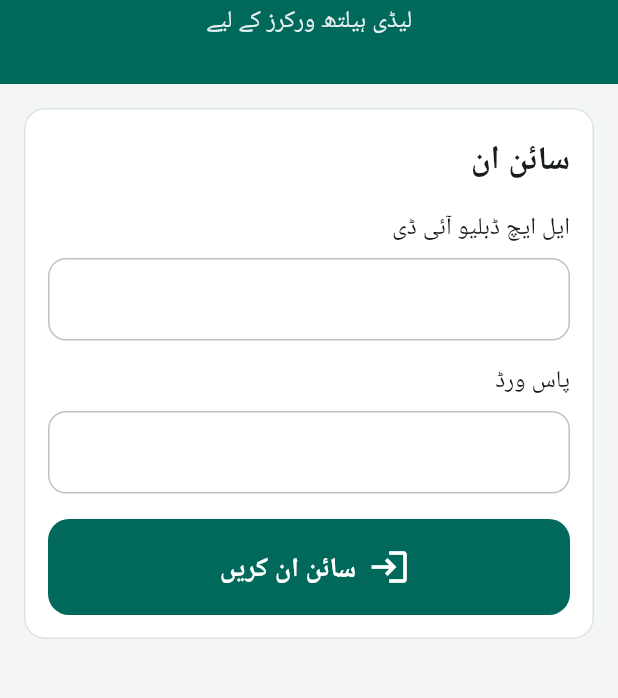
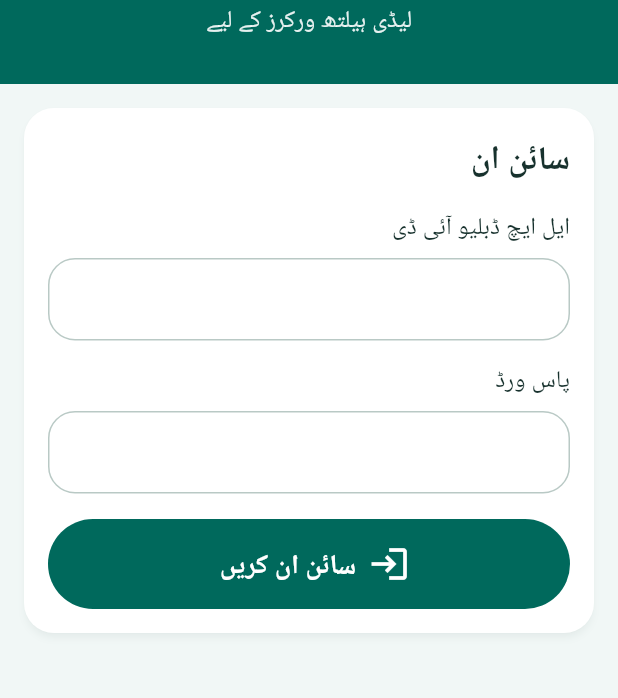
Before and after one commit to ZainAbbas-dev/MediQore, a Flutter app: the screen it shows after launch, on a phone screen of 412 x 824 dp, the part 294-992 px from its top. Run offline on Flutter 3.47's test engine with Material 3 defaults, Android fonts, the phone set to English and light mode, and no system bars; our stand-ins replace drift, drift_flutter, flutter_tts, geolocator, shared_preferences; missing offline and left inert: sqlite3; accounts and stored records are empty; generated files the repository leaves out were written again.

Commit message:
P0-2: theme and widget kit in the final Clinical Teal design
The app theme now follows the final design chosen for Phase 1 (P0-7): Clinical
Teal colours, 60 dp pill buttons, white cards with a soft shadow on the light
teal background, rounded fields, a teal app bar with rounded bottom corners,
and rounded bottom sheets and dialogs. CurvedHeader adds the design's teal
header with a back button that follows the language direction, actions such
as the settings gear and room for an overlapping card; the widget kit preview
shows it. Tests cover the header in Urdu and English on a small phone and the
theme tokens. flutter analyze is clean and all 164 tests pass.

Co-Authored-By: Claude Opus 5.5 <noreply@anthropic.com>
Claude-Session: https://claude.ai/code/session_011JDXnT2zZiFzN9dQcJjCtD

```diff
--- a/mobile/lib/l10n/app_en.arb
+++ b/mobile/lib/l10n/app_en.arb
@@ -49,6 +49,10 @@
   "kitRiskSection": "Risk levels",
   "@kitRiskSection": {
     "description": "Preview screen section heading."
+  },
+  "kitHeaderSection": "Screen header",
+  "@kitHeaderSection": {
+    "description": "Preview screen section heading for the teal header with rounded corners."
   },
   "kitSaveButton": "Save",
   "@kitSaveButton": {
--- a/mobile/lib/l10n/app_ur.arb
+++ b/mobile/lib/l10n/app_ur.arb
@@ -11,6 +11,7 @@
   "kitButtonsSection": "بٹن",
   "kitFormSection": "فارم کے خانے",
   "kitRiskSection": "خطرے کی سطح",
+  "kitHeaderSection": "اسکرین کا اوپری حصہ",
   "kitSaveButton": "محفوظ کریں",
   "kitCancelButton": "منسوخ کریں",
   "fieldName": "نام",
--- a/mobile/lib/theme/app_colors.dart
+++ b/mobile/lib/theme/app_colors.dart
@@ -1,22 +1,40 @@
 import 'package:flutter/material.dart';
 
-/// Colours shared across the app. Risk colours follow the scope's
-/// Green / Yellow / Red classification (M4).
+/// Colours shared across the app, from the final design (Clinical Teal, P0-7).
+/// Risk colours follow the scope's Green / Yellow / Red classification (M4).
 abstract final class AppColors {
-  /// The MediQore teal: app bars, primary buttons and highlights.
+  /// Clinical Teal: headers, primary buttons and highlights.
   static const Color primary = Color(0xFF00695C);
 
+  /// Dark teal: text and icons on the light teal, pressed states.
+  static const Color primaryDark = Color(0xFF004D40);
+
+  /// Light teal: avatars, icon buttons on white, selected chips.
+  static const Color primaryLight = Color(0xFFC8EDE6);
+
+  /// Very light teal: information panels inside a form.
+  static const Color primarySoft = Color(0xFFE3F2EF);
+
   /// Screen background behind the white cards.
-  static const Color background = Color(0xFFF3F6F5);
+  static const Color background = Color(0xFFF1F7F6);
 
   /// Card and field surfaces.
   static const Color surface = Colors.white;
 
-  /// Thin borders around cards and fields.
-  static const Color border = Color(0xFFDCE3E1);
+  /// Main text.
+  static const Color text = Color(0xFF17312D);
+
+  /// Dividers inside cards.
+  static const Color border = Color(0xFFE4ECEA);
+
+  /// Outline of an input field that does not have focus.
+  static const Color fieldBorder = Color(0xFFB9C9C5);
 
   /// Secondary text: labels, hints, IDs under a name.
-  static const Color mutedText = Color(0xFF5F6B69);
+  static const Color mutedText = Color(0xFF4F5E5B);
+
+  /// The soft shadow under cards and floating buttons.
+  static const Color shadow = Color(0x1F004D40);
 
   static const Color riskGreen = Color(0xFF2E7D32);
   static const Color riskYellow = Color(0xFFF9A825);
@@ -31,10 +49,10 @@ abstract final class AppColors {
   /// strong text colour, so the state is clear without alarming the LHW.
   static const Color statusOffline = Color(0xFF455A64);
   static const Color statusOfflineBackground = Color(0xFFE9EEF0);
-  static const Color statusPending = Color(0xFFB45309);
-  static const Color statusPendingBackground = Color(0xFFFFF4E0);
-  static const Color statusSynced = Color(0xFF2E7D32);
-  static const Color statusSyncedBackground = Color(0xFFE6F4EA);
+  static const Color statusPending = Color(0xFF8A4B08);
+  static const Color statusPendingBackground = Color(0xFFFFF1DC);
+  static const Color statusSynced = Color(0xFF1E6B3A);
+  static const Color statusSyncedBackground = Color(0xFFE3F4E8);
   static const Color statusProblem = Color(0xFFB3261E);
   static const Color statusProblemBackground = Color(0xFFFCE8E6);
 }
--- a/mobile/lib/theme/app_theme.dart
+++ b/mobile/lib/theme/app_theme.dart
@@ -2,9 +2,10 @@ import 'package:flutter/material.dart';
 
 import 'app_colors.dart';
 
-/// App-wide theme for field use (M3 FE-1): large touch-friendly controls in
-/// both languages (M1 FE-4), white cards on a soft background and a teal app
-/// bar.
+/// App-wide theme for field use (M3 FE-1), in the final design chosen for
+/// Phase 1 (P0-7: Clinical Teal, docs/design/phase1-screens.md): large pill
+/// buttons, white cards with a soft shadow on a light teal background, a teal
+/// header with rounded bottom corners, in both languages (M3 FE-3).
 /// - Urdu (default): Urdu letters in Jameel Noori Nastaleeq with taller lines
 ///   for Nastaliq script. Latin letters and digits inside Urdu screens (names
 ///   typed in English, IDs, numbers) use the phone's standard Latin font, so
@@ -24,17 +25,28 @@ abstract final class AppTheme {
   /// letters from being clipped.
   static const double urduLineHeight = 1.7;
 
-  /// Minimum height for buttons and other tap targets (P0-7: at least 64 dp).
-  static const double largeControlHeight = 64;
+  /// Height of the main buttons and other large tap targets (final design: 60 dp).
+  static const double largeControlHeight = 60;
 
-  /// Corner radius of cards, fields and buttons.
-  static const double radius = 14;
+  /// Corner radius of cards.
+  static const double radius = 20;
+
+  /// Corner radius of input fields.
+  static const double fieldRadius = 18;
+
+  /// Corner radius of the bottom of a teal header and the top of a bottom sheet.
+  static const double headerRadius = 32;
 
   static ThemeData light({bool urdu = true}) {
     final colorScheme = ColorScheme.fromSeed(
       seedColor: AppColors.primary,
       primary: AppColors.primary,
+      primaryContainer: AppColors.primaryLight,
+      onPrimaryContainer: AppColors.primaryDark,
       surface: AppColors.surface,
+      onSurface: AppColors.text,
+      onSurfaceVariant: AppColors.mutedText,
+      outline: AppColors.fieldBorder,
       outlineVariant: AppColors.border,
     );
     // In Urdu: the phone's Latin font first, then the Urdu font for the letters
@@ -53,8 +65,8 @@ abstract final class AppTheme {
     // font: a bare TextStyle here would replace it with the system font.
     final buttonText = textTheme.labelLarge!.copyWith(fontSize: 18, fontWeight: FontWeight.w600);
     const buttonSize = Size(double.infinity, largeControlHeight);
-    const buttonShape = RoundedRectangleBorder(borderRadius: BorderRadius.all(Radius.circular(radius)));
-    const fieldRadius = BorderRadius.all(Radius.circular(12));
+    const buttonShape = StadiumBorder();
+    const fieldCorners = BorderRadius.all(Radius.circular(fieldRadius));
 
     return base.copyWith(
       textTheme: textTheme,
@@ -64,16 +76,18 @@ abstract final class AppTheme {
         elevation: 0,
         scrolledUnderElevation: 0,
         centerTitle: false,
+        shape: const RoundedRectangleBorder(
+          borderRadius: BorderRadius.vertical(bottom: Radius.circular(headerRadius)),
+        ),
         titleTextStyle: textTheme.titleLarge?.copyWith(color: Colors.white, fontWeight: FontWeight.w600),
       ),
       cardTheme: const CardThemeData(
         color: AppColors.surface,
-        elevation: 0,
+        elevation: 2,
+        shadowColor: AppColors.shadow,
+        surfaceTintColor: Colors.transparent,
         margin: EdgeInsets.zero,
-        shape: RoundedRectangleBorder(
-          borderRadius: BorderRadius.all(Radius.circular(radius)),
-          side: BorderSide(color: AppColors.border),
-        ),
+        shape: RoundedRectangleBorder(borderRadius: BorderRadius.all(Radius.circular(radius))),
       ),
       filledButtonTheme: FilledButtonThemeData(
         style: FilledButton.styleFrom(minimumSize: buttonSize, textStyle: buttonText, shape: buttonShape),
@@ -92,13 +106,13 @@ abstract final class AppTheme {
         fillColor: AppColors.surface,
         constraints: const BoxConstraints(minHeight: 56),
         contentPadding: const EdgeInsets.symmetric(horizontal: 16, vertical: 12),
-        border: const OutlineInputBorder(borderRadius: fieldRadius),
+        border: const OutlineInputBorder(borderRadius: fieldCorners),
         enabledBorder: const OutlineInputBorder(
-          borderRadius: fieldRadius,
-          borderSide: BorderSide(color: Color(0xFFB9C4C1)),
+          borderRadius: fieldCorners,
+          borderSide: BorderSide(color: AppColors.fieldBorder),
         ),
         focusedBorder: const OutlineInputBorder(
-          borderRadius: fieldRadius,
+          borderRadius: fieldCorners,
           borderSide: BorderSide(color: AppColors.primary, width: 2),
         ),
         errorMaxLines: 3,
@@ -107,7 +121,23 @@ abstract final class AppTheme {
         backgroundColor: AppColors.primary,
         foregroundColor: Colors.white,
         extendedTextStyle: buttonText,
-        extendedSizeConstraints: const BoxConstraints.tightFor(height: 56),
+        extendedSizeConstraints: const BoxConstraints.tightFor(height: 58),
+        shape: const StadiumBorder(),
+        elevation: 4,
+      ),
+      iconButtonTheme: IconButtonThemeData(
+        style: IconButton.styleFrom(minimumSize: const Size(48, 48)),
+      ),
+      bottomSheetTheme: const BottomSheetThemeData(
+        backgroundColor: AppColors.surface,
+        surfaceTintColor: Colors.transparent,
+        showDragHandle: true,
+        shape: RoundedRectangleBorder(borderRadius: BorderRadius.vertical(top: Radius.circular(headerRadius))),
+      ),
+      dialogTheme: const DialogThemeData(
+        backgroundColor: AppColors.surface,
+        surfaceTintColor: Colors.transparent,
+        shape: RoundedRectangleBorder(borderRadius: BorderRadius.all(Radius.circular(24))),
       ),
       dividerTheme: const DividerThemeData(color: AppColors.border, space: 1),
       checkboxTheme: const CheckboxThemeData(visualDensity: VisualDensity.standard),
```
Also changed, not shown: mobile/lib/screens/widget_kit_screen.dart (+8 -3 lines), mobile/lib/widgets/curved_header.dart (added, +118 -0 lines), 2 other files.
